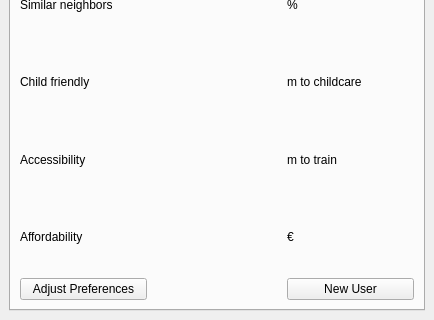
jessehable/GEO1005, file Suburbia/MyPlugin/suburbia_search_tool_dockwidget_base.ui: the form before one commit; both pictures show x 0 to 434 and y 242 to 562 of the 434 by 562 pixel window.
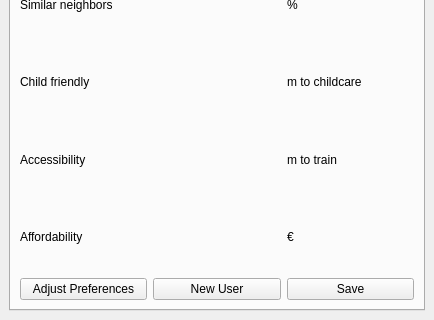
The form after the commit. The open tabs and pages were chosen to show the change.

The edit to the form file:
```diff
--- a/Suburbia/MyPlugin/suburbia_search_tool_dockwidget_base.ui
+++ b/Suburbia/MyPlugin/suburbia_search_tool_dockwidget_base.ui
@@ -393,13 +393,6 @@
             </property>
            </widget>
           </item>
-          <item row="8" column="2">
-           <widget class="QPushButton" name="ButtonNewUser">
-            <property name="text">
-             <string>New User</string>
-            </property>
-           </widget>
-          </item>
           <item row="4" column="2">
            <widget class="QLabel" name="label_4">
             <property name="text">
@@ -491,6 +484,20 @@
             </property>
            </widget>
           </item>
+          <item row="8" column="1">
+           <widget class="QPushButton" name="ButtonNewUser">
+            <property name="text">
+             <string>New User</string>
+            </property>
+           </widget>
+          </item>
+          <item row="8" column="2">
+           <widget class="QPushButton" name="ButtonSaveUserInfo">
+            <property name="text">
+             <string>Save</string>
+            </property>
+           </widget>
+          </item>
          </layout>
         </item>
         <item row="1" column="0">
```
Left out of the diff: 2 changed lines with no effect on the pictures.
